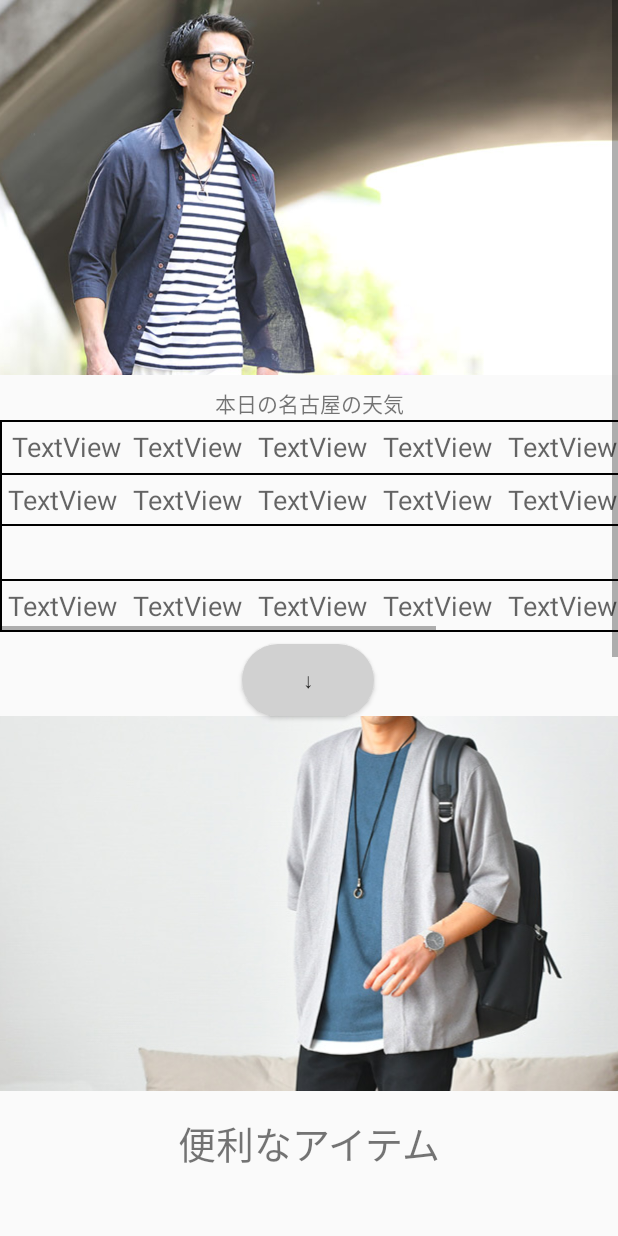
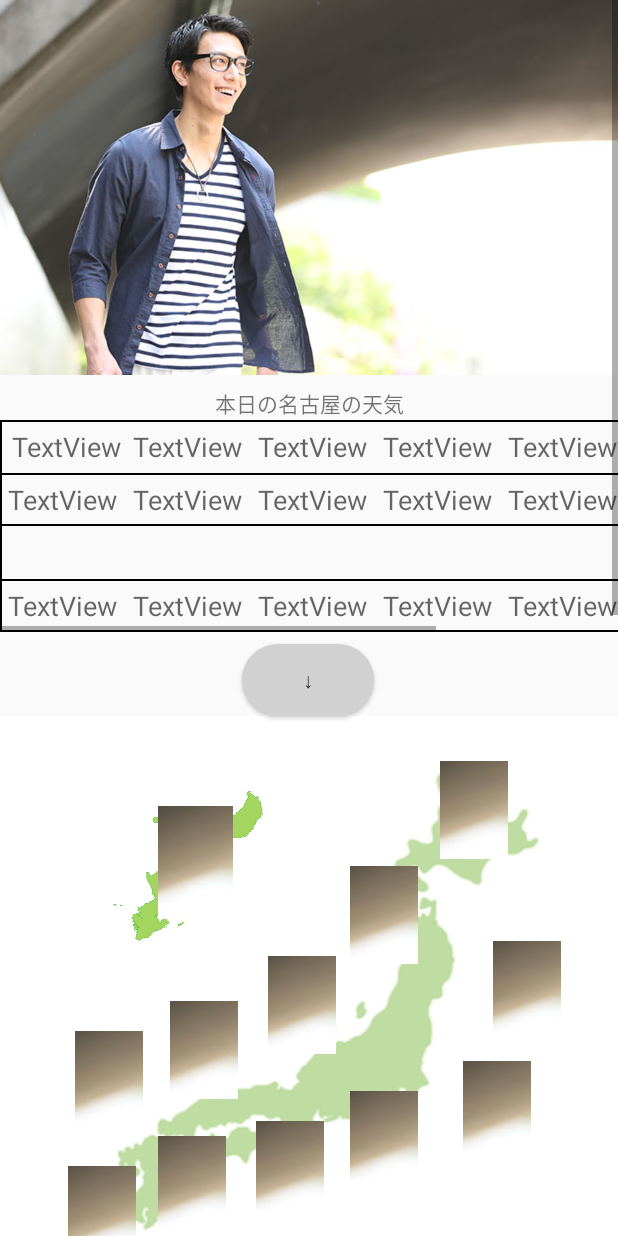
Before and after one commit to karsay/U-22, an Android app: the layout fragment_home.xml on its own in the app's theme, with its tools: preview values and no code run, on a phone screen of 412 x 824 dp. Run offline under Robolectric (Android 15) with nearby library versions, the phone set to English and light mode, and no system bars; network calls fail.

Commit message:
ホーム画面のxml (天気の横スクロール、ボタンのデザイン、footerは) お気に入りの天気 (完成)
7/9
ホーム画面:全国地図を追加(地図以外のところは仮の画像設置)

それに合わせてレイアウトが崩れたので下のところの制約を多少変えているので見て頂けると助かりますandroid:idの変更はまずいと思いましたので、便利なアイテムのところに制約をかけていますので、変更が必要であれば変更します。

```diff
--- a/app/src/main/res/layout/fragment_home.xml
+++ b/app/src/main/res/layout/fragment_home.xml
@@ -1,5 +1,4 @@
 <?xml version="1.0" encoding="utf-8"?>
-
 <ScrollView
     xmlns:android="http://schemas.android.com/apk/res/android"
     android:id="@+id/hoge"
@@ -378,16 +377,152 @@
         <ImageView
             android:id="@+id/imageView1"
             android:layout_width="0dp"
-            android:layout_height="250dp"
-            android:scaleType="centerCrop"
+            android:layout_height="400dp"
+            android:scaleType="fitXY"
             app:layout_constraintEnd_toEndOf="parent"
             app:layout_constraintHorizontal_bias="0.0"
             app:layout_constraintStart_toStartOf="parent"
             app:layout_constraintTop_toBottomOf="@+id/button2"
-            app:srcCompat="@drawable/cor2" />
+            app:srcCompat="@drawable/map_japan"
+            />
+        <ImageView
+            android:id="@+id/imageView2"
+            android:layout_width="100dp"
+            android:layout_height="100dp"
+            android:scaleType="fitXY"
+            app:layout_constraintEnd_toEndOf="parent"
+            app:layout_constraintHorizontal_bias="0.0"
+            app:layout_constraintStart_toStartOf="parent"
+            app:layout_constraintTop_toBottomOf="@+id/button2"
+            app:srcCompat="@drawable/okinawa_map_japan"
+            android:layout_marginLeft="75dp"
+            android:layout_marginTop="50dp"
+            />
+
+        <ImageButton
+            android:layout_width="45dp"
+            android:layout_height="65dp"
+            app:srcCompat="@drawable/cor1"
+            app:layout_constraintTop_toBottomOf="@id/button2"
+            app:layout_constraintStart_toStartOf="parent"
+            app:layout_constraintEnd_toEndOf="parent"
+            android:layout_marginLeft="220dp"
+            android:layout_marginTop="30dp"
+            />
+        <ImageButton
+            android:layout_width="45dp"
+            android:layout_height="65dp"
+            app:srcCompat="@drawable/cor1"
+            app:layout_constraintStart_toStartOf="parent"
+            app:layout_constraintEnd_toEndOf="parent"
+            app:layout_constraintTop_toBottomOf="@id/button2"
+            android:layout_marginLeft="100dp"
+            android:layout_marginTop="100dp"
+            />
+        <ImageButton
+            android:layout_width="45dp"
+            android:layout_height="65dp"
+            app:srcCompat="@drawable/cor1"
+            app:layout_constraintTop_toBottomOf="@id/button2"
+            app:layout_constraintStart_toStartOf="parent"
+            app:layout_constraintEnd_toEndOf="parent"
+            android:layout_marginTop="160dp"
+            android:layout_marginRight="10dp"
+            />
+        <ImageButton
+            android:layout_width="45dp"
+            android:layout_height="65dp"
+            app:srcCompat="@drawable/cor1"
+            app:layout_constraintTop_toBottomOf="@id/button2"
+            app:layout_constraintStart_toStartOf="parent"
+            app:layout_constraintEnd_toEndOf="parent"
+            android:layout_marginTop="190dp"
+            android:layout_marginRight="140dp"
+
+            />
+        <ImageButton
+            android:layout_width="45dp"
+            android:layout_height="65dp"
+            app:srcCompat="@drawable/cor1"
+            app:layout_constraintTop_toBottomOf="@id/button2"
+            app:layout_constraintStart_toStartOf="parent"
+            android:layout_marginTop="210dp"
+            android:layout_marginLeft="50dp"
+            />
+        <ImageButton
+            android:layout_width="45dp"
+            android:layout_height="65dp"
+            app:srcCompat="@drawable/cor1"
+            app:layout_constraintTop_toBottomOf="@id/button2"
+            app:layout_constraintStart_toStartOf="parent"
+            android:layout_marginTop="300dp"
+            android:layout_marginLeft="45dp"
+            />
+        <ImageButton
+            android:layout_width="45dp"
+            android:layout_height="65dp"
+            app:srcCompat="@drawable/cor1"
+            app:layout_constraintTop_toBottomOf="@id/button2"
+            app:layout_constraintStart_toStartOf="parent"
+            android:layout_marginTop="280dp"
+            android:layout_marginLeft="105dp"
+            />
+        <ImageButton
+            android:layout_width="45dp"
+            android:layout_height="65dp"
+            app:srcCompat="@drawable/cor1"
+            app:layout_constraintTop_toBottomOf="@id/button2"
+            app:layout_constraintStart_toStartOf="parent"
+            app:layout_constraintEnd_toEndOf="parent"
+            android:layout_marginTop="270dp"
+            android:layout_marginRight="25dp"
+            />
+        <ImageButton
+            android:layout_width="45dp"
+            android:layout_height="65dp"
+            app:srcCompat="@drawable/cor1"
+            app:layout_constraintTop_toBottomOf="@id/button2"
+            app:layout_constraintStart_toStartOf="parent"
+            app:layout_constraintEnd_toEndOf="parent"
+            android:layout_marginTop="250dp"
+            android:layout_marginLeft="100dp"
+
+            />
+        <ImageButton
+            android:layout_width="45dp"
+            android:layout_height="65dp"
+            app:srcCompat="@drawable/cor1"
+            app:layout_constraintTop_toBottomOf="@id/button2"
+            app:layout_constraintStart_toStartOf="parent"
+            app:layout_constraintEnd_toEndOf="parent"
+            android:layout_marginTop="230dp"
+            android:layout_marginLeft="250dp"
+            />
+        <ImageButton
+            android:layout_width="45dp"
+            android:layout_height="65dp"
+            app:srcCompat="@drawable/cor1"
+            app:layout_constraintTop_toBottomOf="@id/button2"
+            app:layout_constraintStart_toStartOf="parent"
+            app:layout_constraintEnd_toEndOf="parent"
+            android:layout_marginTop="150dp"
+            android:layout_marginLeft="290dp"
+            />
+
+
+        <ImageButton
+            android:layout_width="50dp"
+            android:layout_height="75dp"
+            app:srcCompat="@drawable/cor1"
+            app:layout_constraintTop_toBottomOf="@id/button2"
+            app:layout_constraintStart_toStartOf="parent"
+            android:layout_marginTop="60dp"
+            android:layout_marginLeft="105dp"
+            />
+
 
         <TextView
-            android:id="@+id/weatherText"
+            android:id="@+id/weatherText_item"
             android:layout_width="wrap_content"
             android:layout_height="wrap_content"
             android:layout_marginTop="10dp"
@@ -403,92 +538,94 @@
             android:layout_width="200dp"
             android:layout_height="150dp"
             android:layout_marginLeft="30dp"
-            android:layout_marginTop="830dp"
+            android:layout_marginTop="30dp"
             android:scaleType="centerCrop"
             app:layout_constraintStart_toStartOf="parent"
-            app:layout_constraintTop_toTopOf="parent"
+            app:srcCompat="@drawable/cor2"
+            app:layout_constraintTop_toBottomOf="@+id/weatherText_item"
+            />
+
+        <TextView
+            android:id="@+id/weatherText"
+            android:layout_width="wrap_content"
+            android:layout_height="wrap_content"
+            android:layout_marginTop="30dp"
+            android:layout_marginRight="50dp"
+            android:padding="5dp"
+            android:text="a"
+            android:textSize="25sp"
+            app:layout_constraintEnd_toEndOf="parent"
+            app:layout_constraintTop_toBottomOf="@+id/weatherText_item"
+            />
+
+        <ImageView
+            android:id="@+id/imageView5"
+            android:layout_width="200dp"
+            android:layout_height="150dp"
+            android:layout_marginLeft="30dp"
+            android:layout_marginTop="210dp"
+            android:scaleType="centerCrop"
+            app:layout_constraintStart_toStartOf="parent"
+            app:layout_constraintTop_toBottomOf="@+id/weatherText_item"
             app:srcCompat="@drawable/cor2" />
 
         <TextView
             android:id="@+id/weatherText"
             android:layout_width="wrap_content"
             android:layout_height="wrap_content"
-            android:layout_marginTop="870dp"
+            android:layout_marginTop="210dp"
             android:layout_marginRight="50dp"
             android:padding="5dp"
             android:text="a"
             android:textSize="25sp"
             app:layout_constraintEnd_toEndOf="parent"
-            app:layout_constraintTop_toTopOf="parent" />
+            app:layout_constraintTop_toBottomOf="@+id/weatherText_item" />
 
         <ImageView
             android:id="@+id/imageView5"
             android:layout_width="200dp"
             android:layout_height="150dp"
             android:layout_marginLeft="30dp"
-            android:layout_marginTop="1020dp"
+            android:layout_marginTop="390dp"
             android:scaleType="centerCrop"
             app:layout_constraintStart_toStartOf="parent"
-            app:layout_constraintTop_toTopOf="parent"
+            app:layout_constraintTop_toBottomOf="@+id/weatherText_item"
             app:srcCompat="@drawable/cor2" />
 
         <TextView
             android:id="@+id/weatherText"
             android:layout_width="wrap_content"
             android:layout_height="wrap_content"
-            android:layout_marginTop="1060dp"
+            android:layout_marginTop="390dp"
             android:layout_marginRight="50dp"
             android:padding="5dp"
             android:text="a"
             android:textSize="25sp"
             app:layout_constraintEnd_toEndOf="parent"
-            app:layout_constraintTop_toTopOf="parent" />
+            app:layout_constraintTop_toBottomOf="@+id/weatherText_item" />
 
         <ImageView
             android:id="@+id/imageView5"
             android:layout_width="200dp"
             android:layout_height="150dp"
             android:layout_marginLeft="30dp"
-            android:layout_marginTop="1210dp"
+            android:layout_marginTop="570dp"
             android:scaleType="centerCrop"
             app:layout_constraintStart_toStartOf="parent"
-            app:layout_constraintTop_toTopOf="parent"
+            app:layout_constraintTop_toBottomOf="@+id/weatherText_item"
             app:srcCompat="@drawable/cor2" />
 
         <TextView
             android:id="@+id/weatherText"
             android:layout_width="wrap_content"
             android:layout_height="wrap_content"
-            android:layout_marginTop="1250dp"
+            android:layout_marginTop="570dp"
             android:layout_marginRight="50dp"
             android:padding="5dp"
             android:text="a"
             android:textSize="25sp"
             app:layout_constraintEnd_toEndOf="parent"
-            app:layout_constraintTop_toTopOf="parent" />
-
-        <ImageView
-            android:id="@+id/imageView5"
-            android:layout_width="200dp"
-            android:layout_height="150dp"
-            android:layout_marginLeft="30dp"
-            android:layout_marginTop="1400dp"
-            android:scaleType="centerCrop"
-            app:layout_constraintStart_toStartOf="parent"
-            app:layout_constraintTop_toTopOf="parent"
-            app:srcCompat="@drawable/cor2" />
-
-        <TextView
-            android:id="@+id/weatherText"
-            android:layout_width="wrap_content"
-            android:layout_height="wrap_content"
-            android:layout_marginTop="1440dp"
-            android:layout_marginRight="50dp"
-            android:padding="5dp"
-            android:text="a"
-            android:textSize="25sp"
-            app:layout_constraintEnd_toEndOf="parent"
-            app:layout_constraintTop_toTopOf="parent" />
+            app:layout_constraintTop_toBottomOf="@+id/weatherText_item" />
 
          <androidx.viewpager.widget.ViewPager
             android:id="@+id/pager"
```
Also changed, not shown: app/src/main/res/drawable/map_japan.png (added), app/src/main/res/drawable/okinawa_map_japan.png (added).
